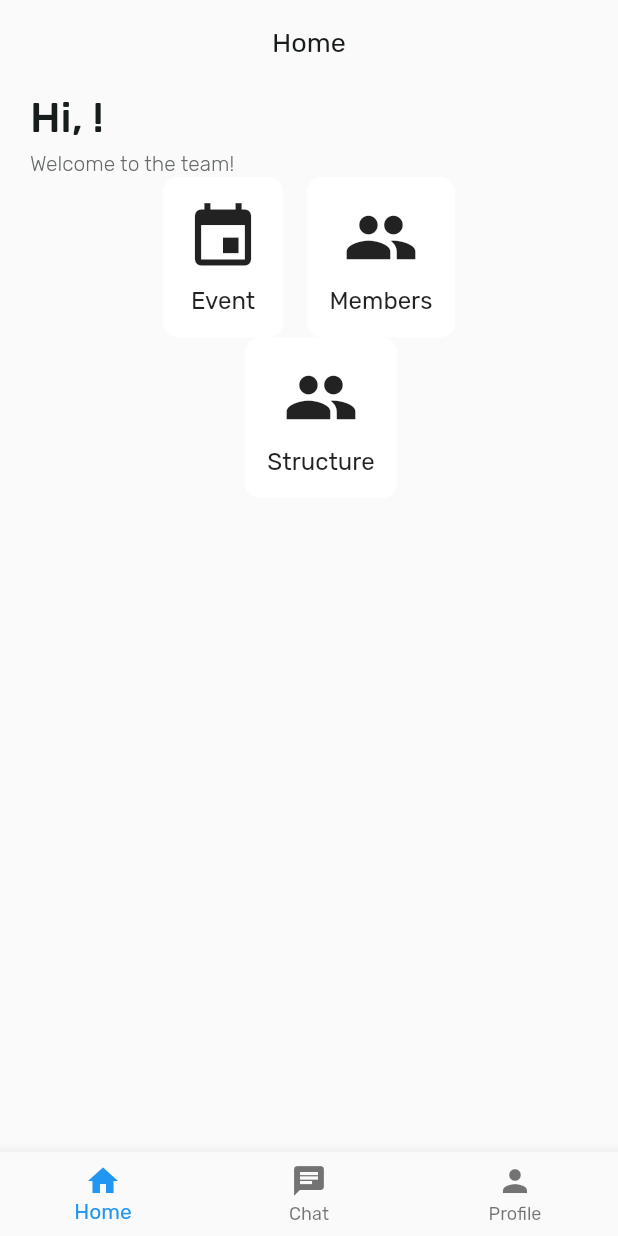
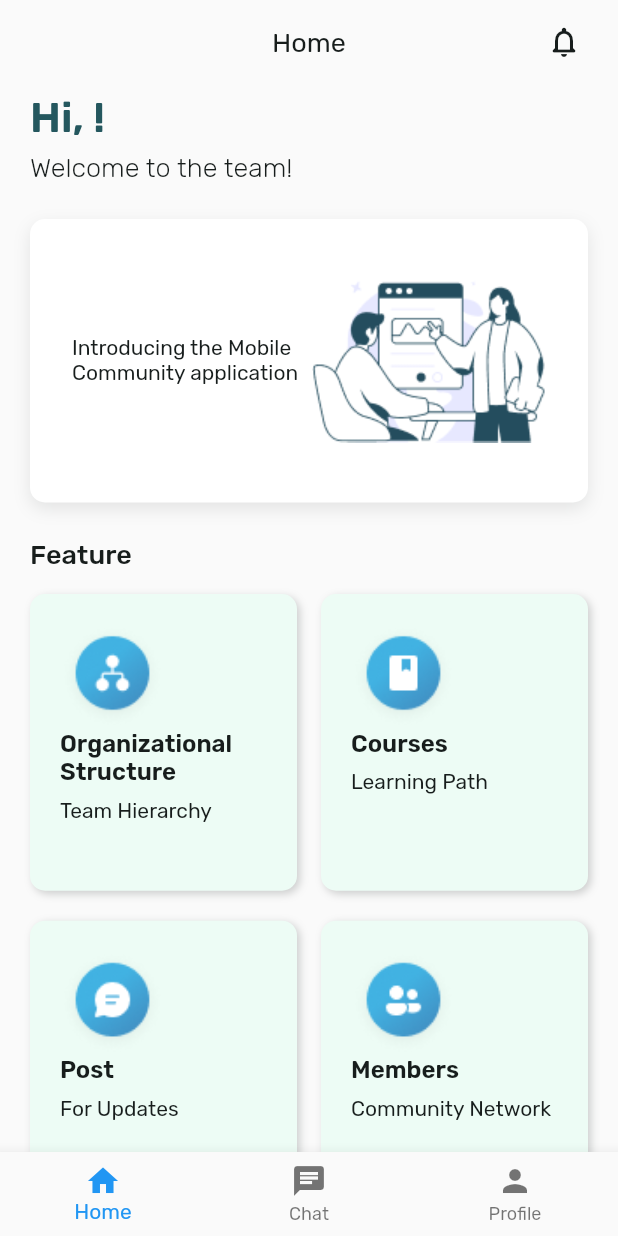
Before and after one commit to adambadruzz/mocap, a Flutter app: the screen it shows once a user with an empty profile is signed in, on a phone screen of 412 x 824 dp. Run offline on Flutter 3.47's test engine with Material 2 defaults, Android fonts, the light colour scheme and no system bars; our stand-ins replace cached_network_image, cloud_firestore, firebase_auth, firebase_core, firebase_messaging, firebase_storage and 4 more; accounts and stored records are empty.

Commit message:
Slicing home

```diff
--- a/lib/constants.dart
+++ b/lib/constants.dart
@@ -1,6 +1,3 @@
-import 'dart:ui';
-
-import 'package:flutter/animation.dart';
 import 'package:flutter/material.dart';
 
 const black = Color(0xFF171D1C);
@@ -26,13 +23,13 @@ const lightRedFigma = Color(0xFFFCEDED);
 // Font
 const headline1 = TextStyle(
   fontSize: 28,
-  fontWeight: FontWeight.w500,
-  color: black,
+  fontWeight: FontWeight.w600,
+  color: darkGreenFigma,
 );
 
 const headline2 = TextStyle(
   fontSize: 18,
-  fontWeight: FontWeight.w400,
+  fontWeight: FontWeight.w500,
   color: black,
 );
 
@@ -43,8 +40,8 @@ const headline2Light = TextStyle(
 );
 
 const headline3 = TextStyle(
-  fontSize: 14,
-  fontWeight: FontWeight.w500,
+  fontSize: 16,
+  fontWeight: FontWeight.w600,
   color: black,
 );
 
@@ -61,7 +58,7 @@ const paragraph = TextStyle(
 );
 
 const paragraphRegular = TextStyle(
-  fontSize: 12,
+  fontSize: 14,
   fontWeight: FontWeight.w400,
   color: black,
 );
--- /dev/null
+++ b/lib/global_widgets/card_feature.dart
@@ -0,0 +1,31 @@
+import 'package:flutter/material.dart';
+import 'package:mocap/constants.dart';
+
+Widget cardFeature(String imgUrl, title, desc, VoidCallback onTap) {
+  return InkWell(
+    onTap: onTap,
+    child: Container(
+      padding: const EdgeInsets.symmetric(horizontal: 20.0, vertical: 20.0),
+      decoration: BoxDecoration(
+          borderRadius: BorderRadius.circular(10.0),
+          color: lightGreen,
+          boxShadow: [imageShadow]),
+      child: Column(
+        crossAxisAlignment: CrossAxisAlignment.start,
+        children: [
+          Container(
+            height: 70,
+            width: 70,
+            decoration: BoxDecoration(
+                image: DecorationImage(
+                    image: AssetImage(imgUrl),
+                    fit: BoxFit.cover)),
+          ),
+          Text(title, style: headline3),
+          const SizedBox(height: 8),
+          Text(desc, style: paragraphRegular),
+        ],
+      ),
+    ),
+  );
+}
--- a/lib/view/detailcourse_view.dart
+++ b/lib/view/detailcourse_view.dart
@@ -10,7 +10,7 @@ class DetailCourseView extends StatelessWidget {
   final CourseModel course;
   final String courseType;
 
-  DetailCourseView({Key? key, required this.course, required this.courseType}) : super(key: key);
+  const DetailCourseView({Key? key, required this.course, required this.courseType}) : super(key: key);
 
   @override
   Widget build(BuildContext context) {
--- a/lib/view/home_view.dart
+++ b/lib/view/home_view.dart
@@ -1,4 +1,5 @@
 import 'package:flutter/material.dart';
+import 'package:mocap/global_widgets/card_feature.dart';
 import 'package:mocap/viewmodel/profile_viewmodel.dart';
 
 import '../constants.dart';
@@ -8,7 +9,7 @@ import 'navbar_view.dart';
 
 class HomeView extends StatefulWidget {
   final HomeViewModel viewModel;
-  HomeView({Key? key, required this.viewModel}) : super(key: key);
+  const HomeView({Key? key, required this.viewModel}) : super(key: key);
 
   @override
   State<HomeView> createState() => _HomeViewState();
@@ -58,166 +59,209 @@ class _HomeViewState extends State<HomeView> {
                     fontWeight: FontWeight.w400,
                   )),
               leading: null,
-              actions: null,
+              actions: const [
+                Padding(
+                  padding: EdgeInsets.symmetric(horizontal: 24.0),
+                  child: Icon(Icons.notifications_none_rounded, color: black),
+                )
+              ],
             ),
-            body: Padding(
-              padding: const EdgeInsets.fromLTRB(20, 6, 20, 0),
+            body: SingleChildScrollView(
+              child: Padding(
+                padding: const EdgeInsets.fromLTRB(20, 6, 20, 40),
                 child: Column(
-                mainAxisAlignment: MainAxisAlignment.start,
+                  crossAxisAlignment: CrossAxisAlignment.start,
                   children: [
                     Row(
                       children: [
                         Text(
                           'Hi, ${_userDetails['name']}!',
-                        style: const TextStyle(
-                          color: black,
-                          fontSize: 28,
-                          fontWeight: FontWeight.w500,
-                        ),
+                          style: headline1,
                         ),
                       ],
                     ),
                     const SizedBox(height: 6),
                     const Row(
                       children: [
-                      Text(
-                        'Welcome to the team!',
-                        style: TextStyle(
-                          color: lightBlack,
-                          fontSize: 14,
-                          fontWeight: FontWeight.w300,
-                        ),
-                      ),
+                        Text('Welcome to the team!', style: headline2Light),
                       ],
                     ),
-                  Row(
-                    mainAxisAlignment: MainAxisAlignment.center,
+                    const SizedBox(height: 24.0),
+                    Container(
+                      width: double.infinity,
+                      padding: const EdgeInsets.symmetric(
+                          horizontal: 28.0, vertical: 40.0),
+                      decoration: BoxDecoration(
+                          borderRadius: BorderRadius.circular(10.0),
+                          color: white,
+                          boxShadow: [cardShadow]),
+                      child: Row(
                         children: [
-                      Container(
-                        padding: const EdgeInsets.all(15),
-                        decoration: BoxDecoration(
-                          borderRadius: BorderRadius.circular(10),
-                          color: Colors.white,
-                        ),
-                        child: Column(
-                          children: [
-                            GestureDetector(
-                              onTap: () {
-                                widget.viewModel.navigateToEvent();
-                              },
-                              child: const Icon(
-                                Icons.event,
-                                size: 50,
-                              ),
-                            ),
-                            const SizedBox(height: 8),
-                            const Text(
-                              'Event',
-                              style: TextStyle(
-                                fontSize: 16,
-                              ),
-                            ),
+                          const Flexible(
+                              child: Text(
+                                  "Introducing the Mobile Community application",
+                                  style: paragraphRegular)),
+                          Image.asset("assets/images/illus_mocap.png"),
                         ],
                       ),
                     ),
-                      const SizedBox(width: 16),
-                      Container(
-                        padding: const EdgeInsets.all(15),
-                        decoration: BoxDecoration(
-                          borderRadius: BorderRadius.circular(10),
-                          color: Colors.white,
+                    const SizedBox(height: 24.0),
+                    const Text("Feature", style: headline2),
+                    const SizedBox(height: 16.0),
+                    GridView(
+                      gridDelegate:
+                          const SliverGridDelegateWithFixedCrossAxisCount(
+                        crossAxisCount: 2,
+                        childAspectRatio: 0.9,
+                        mainAxisSpacing: 20,
+                        crossAxisSpacing: 16,
                       ),
-                        child: Column(
+                      shrinkWrap: true,
+                      physics: const NeverScrollableScrollPhysics(),
                       children: [
-                            GestureDetector(
-                              onTap: () {
+                        cardFeature("assets/icon/icon_organ.png",
+                            "Organizational Structure", "Team Hierarchy", () {
+                          widget.viewModel.navigateToStructure();
+                        }),
+                        cardFeature("assets/icon/icon_course.png", "Courses",
+                            "Learning Path", () {}),
+                        cardFeature("assets/icon/icon_post.png", "Post",
+                            "For Updates", () {}),
+                        cardFeature("assets/icon/icon_member.png", "Members",
+                            "Community Network", () {
                           widget.viewModel.navigateToMembers();
-                              },
-                              child: const Icon(
-                                Icons.people,
-                                size: 50,
-                              ),
-                            ),
-                            const SizedBox(height: 8),
-                            const Text(
-                              'Members',
-                              style: TextStyle(
-                                fontSize: 16,
-                              ),
-                            ),
+                        }),
                       ],
                     ),
-                      ),
-                    ],
-                  ),
-                  Row(
-                    mainAxisAlignment: MainAxisAlignment.center,
-                    children: [
-                      if (shouldShowCoursesMenu) ...[
-                        const SizedBox(height: 16),
-                        GestureDetector(
-                          onTap: () {
-                            widget.viewModel.navigateToCourses();
-                          },
-                          child: Container(
-                            padding: const EdgeInsets.all(15),
-                            decoration: BoxDecoration(
-                              borderRadius: BorderRadius.circular(10),
-                              color: Colors.white,
-                            ),
-                            child: const Column(
-                              children: [
-                                Icon(
-                                  Icons.book,
-                                  size: 50,
-                                ),
-                                SizedBox(height: 8),
-                                Text(
-                                  'Courses',
-                                  style: TextStyle(
-                                    fontSize: 16,
-                                  ),
-                                ),
-                              ],
-                            ),
-                          ),
-                        ),
-                      ],
-                      const SizedBox(width: 16),
-                      Container(
-                        padding: const EdgeInsets.all(15),
-                        decoration: BoxDecoration(
-                          borderRadius: BorderRadius.circular(10),
-                          color: Colors.white,
-                        ),
-                        child: Column(
-                          children: [
-                            GestureDetector(
-                              onTap: () {
-                                widget.viewModel.navigateToStructure();
-                              },
-                              child: const Icon(
-                                Icons.group,
-                                size: 50,
-                              ),
-                            ),
-                            const SizedBox(height: 8),
-                            const Text(
-                              'Structure',
-                              style: TextStyle(
-                                fontSize: 16,
-                              ),
-                            ),
-                          ],
-                        ),
-                      ),
-                    ],
-                  ),
+                    // Row(
+                    //   mainAxisAlignment: MainAxisAlignment.center,
+                    //   children: [
+                    //     Container(
+                    //       padding: const EdgeInsets.all(15),
+                    //       decoration: BoxDecoration(
+                    //         borderRadius: BorderRadius.circular(10),
+                    //         color: Colors.white,
+                    //       ),
+                    //       child: Column(
+                    //         children: [
+                    //           GestureDetector(
+                    //             onTap: () {
+                    //               widget.viewModel.navigateToEvent();
+                    //             },
+                    //             child: const Icon(
+                    //               Icons.event,
+                    //               size: 50,
+                    //             ),
+                    //           ),
+                    //           const SizedBox(height: 8),
+                    //           const Text(
+                    //             'Event',
+                    //             style: TextStyle(
+                    //               fontSize: 16,
+                    //             ),
+                    //           ),
+                    //         ],
+                    //       ),
+                    //     ),
+                    //     const SizedBox(width: 16),
+                    //     Container(
+                    //       padding: const EdgeInsets.all(15),
+                    //       decoration: BoxDecoration(
+                    //         borderRadius: BorderRadius.circular(10),
+                    //         color: Colors.white,
+                    //       ),
+                    //       child: Column(
+                    //         children: [
+                    //           GestureDetector(
+                    //             onTap: () {
+                    //               widget.viewModel.navigateToMembers();
+                    //             },
+                    //             child: const Icon(
+                    //               Icons.people,
+                    //               size: 50,
+                    //             ),
+                    //           ),
+                    //           const SizedBox(height: 8),
+                    //           const Text(
+                    //             'Members',
+                    //             style: TextStyle(
+                    //               fontSize: 16,
+                    //             ),
+                    //           ),
+                    //         ],
+                    //       ),
+                    //     ),
+                    //   ],
+                    // ),
+                    // Row(
+                    //   mainAxisAlignment: MainAxisAlignment.center,
+                    //   children: [
+                    //     if (shouldShowCoursesMenu) ...[
+                    //       const SizedBox(height: 16),
+                    //       GestureDetector(
+                    //         onTap: () {
+                    //           widget.viewModel.navigateToCourses();
+                    //         },
+                    //         child: Container(
+                    //           padding: const EdgeInsets.all(15),
+                    //           decoration: BoxDecoration(
+                    //             borderRadius: BorderRadius.circular(10),
+                    //             color: Colors.white,
+                    //           ),
+                    //           child: const Column(
+                    //             children: [
+                    //               Icon(
+                    //                 Icons.book,
+                    //                 size: 50,
+                    //               ),
+                    //               SizedBox(height: 8),
+                    //               Text(
+                    //                 'Courses',
+                    //                 style: TextStyle(
+                    //                   fontSize: 16,
+                    //                 ),
+                    //               ),
+                    //             ],
+                    //           ),
+                    //         ),
+                    //       ),
+                    //     ],
+                    //     const SizedBox(width: 16),
+                    //     Container(
+                    //       padding: const EdgeInsets.all(15),
+                    //       decoration: BoxDecoration(
+                    //         borderRadius: BorderRadius.circular(10),
+                    //         color: Colors.white,
+                    //       ),
+                    //       child: Column(
+                    //         children: [
+                    //           GestureDetector(
+                    //             onTap: () {
+                    //               widget.viewModel.navigateToStructure();
+                    //             },
+                    //             child: const Icon(
+                    //               Icons.group,
+                    //               size: 50,
+                    //             ),
+                    //           ),
+                    //           const SizedBox(height: 8),
+                    //           const Text(
+                    //             'Structure',
+                    //             style: TextStyle(
+                    //               fontSize: 16,
+                    //             ),
+                    //           ),
+                    //         ],
+                    //       ),
+                    //     ),
+                    //   ],
+                    // ),
                     FutureBuilder<bool>(
                       future: widget.viewModel.isUserAdmin(),
                       builder:
                           (BuildContext context, AsyncSnapshot<bool> snapshot) {
-                      if (snapshot.connectionState == ConnectionState.waiting) {
+                        if (snapshot.connectionState ==
+                            ConnectionState.waiting) {
                           return const CircularProgressIndicator();
                         } else if (snapshot.hasError) {
                           return Text('Error: ${snapshot.error}');
@@ -260,6 +304,7 @@ class _HomeViewState extends State<HomeView> {
                   ],
                 ),
               ),
+            ),
             bottomNavigationBar: NavBarView(
               viewModel: _navBarViewModel,
             ),
--- a/pubspec.yaml
+++ b/pubspec.yaml
@@ -43,5 +43,6 @@ flutter_launcher_icons:
 flutter:
   assets:
     - assets/images/
+    - assets/icon/
 
   uses-material-design: true
```
Also changed, not shown: assets/icon/icon_course.png (added), assets/icon/icon_member.png (added), assets/icon/icon_organ.png (added), assets/icon/icon_post.png (added), assets/images/illus_mocap.png (added), 1 other file. Lines whose indentation alone changed are shown as unchanged.
